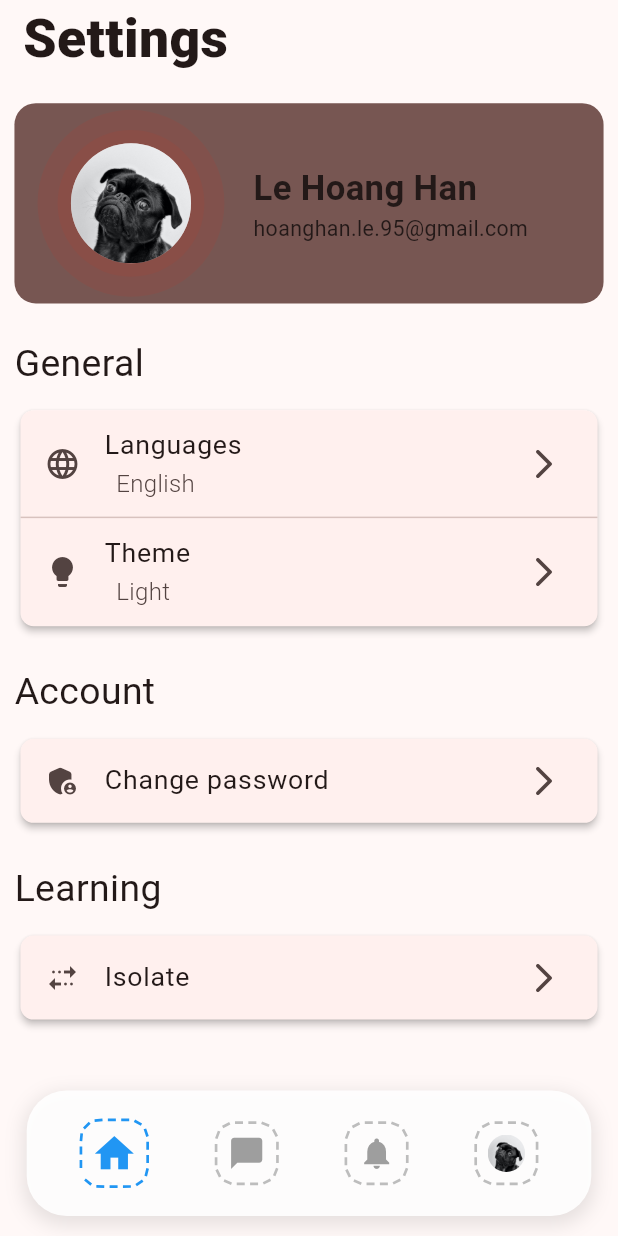
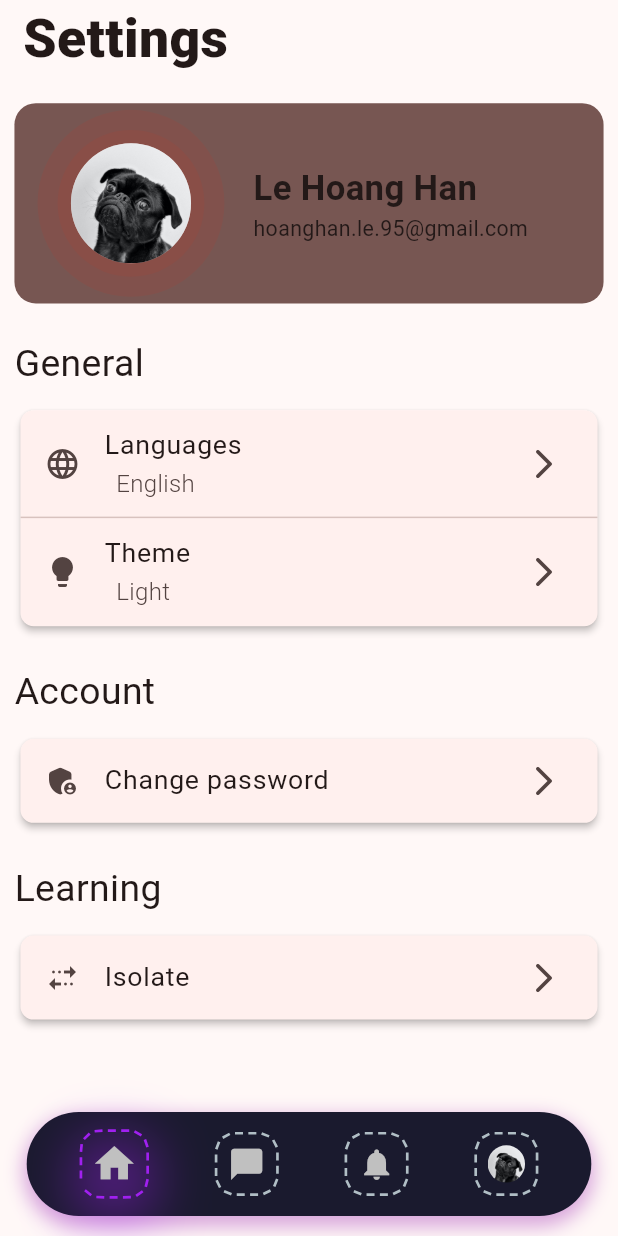
Before and after one commit to LHHan/base_project, a Flutter app: the screen it shows after launch, swiped to page 4, on a phone screen of 412 x 824 dp. Run offline on Flutter 3.47's test engine with Material 3 defaults, Android fonts, the light colour scheme and no system bars; our stand-ins replace dio, flutter_native_splash, flutter_screenutil, flutter_svg, get, get_storage and 2 more; statements that could not run were skipped.

Commit message:
[Mod] Update color bot nav bar

```diff
--- a/lib/app/widgets/w_bottom_nav_bar.dart
+++ b/lib/app/widgets/w_bottom_nav_bar.dart
@@ -19,14 +19,14 @@ class WBottomNavBar extends StatelessWidget {
       margin: EdgeInsets.symmetric(vertical: 15, horizontal: 20).r,
       padding: EdgeInsets.symmetric(vertical: 12, horizontal: 15).r,
       decoration: BoxDecoration(
-        color: Colors.white.withValues(alpha: 0.9),
-        borderRadius: BorderRadius.circular(30.r),
+        color: Color(0xFF1A1A2E),
+        borderRadius: BorderRadius.circular(50.r),
         boxShadow: [
           BoxShadow(
-            color: Colors.black.withValues(alpha: 0.1),
+            color: Colors.purple.withValues(alpha: 0.4),
             blurRadius: 10,
             spreadRadius: 2,
-            offset: Offset(0, 4),
+            offset: Offset(0, 5),
           ),
         ],
       ),
@@ -51,12 +51,22 @@ class WBottomNavBar extends StatelessWidget {
       child: AnimatedContainer(
         duration: const Duration(milliseconds: 300),
         curve: Curves.easeInOut,
-        padding: EdgeInsets.all(10.r),
+        padding: EdgeInsets.all(2.r),
         decoration: BoxDecoration(
           borderRadius: BorderRadius.circular(16.r),
+          boxShadow: isSelected
+              ? [
+                  BoxShadow(
+                    color: Color(0xFFA020F0).withValues(alpha: 0.4),
+                    blurRadius: 30,
+                    spreadRadius: 4,
+                    offset: Offset(0, 10),
+                  ),
+                ]
+              : [],
         ),
         child: WDashedBox(
-          color: isSelected ? Colors.blue : Colors.grey.shade400,
+          color: isSelected ? Color(0xFFA020F0) : Color(0xFFB0BEC5),
           dashWidth: 6.r,
           dashSpace: 4.r,
           strokeWidth: 2.r,
@@ -74,7 +84,7 @@ class WBottomNavBar extends StatelessWidget {
                   : Icon(
                       icon,
                       size: 28.r,
-                      color: isSelected ? Colors.blue : Colors.grey.shade500,
+                      color: Color(0xFFC0C0C0),
                     ),
             ),
           ),
```
